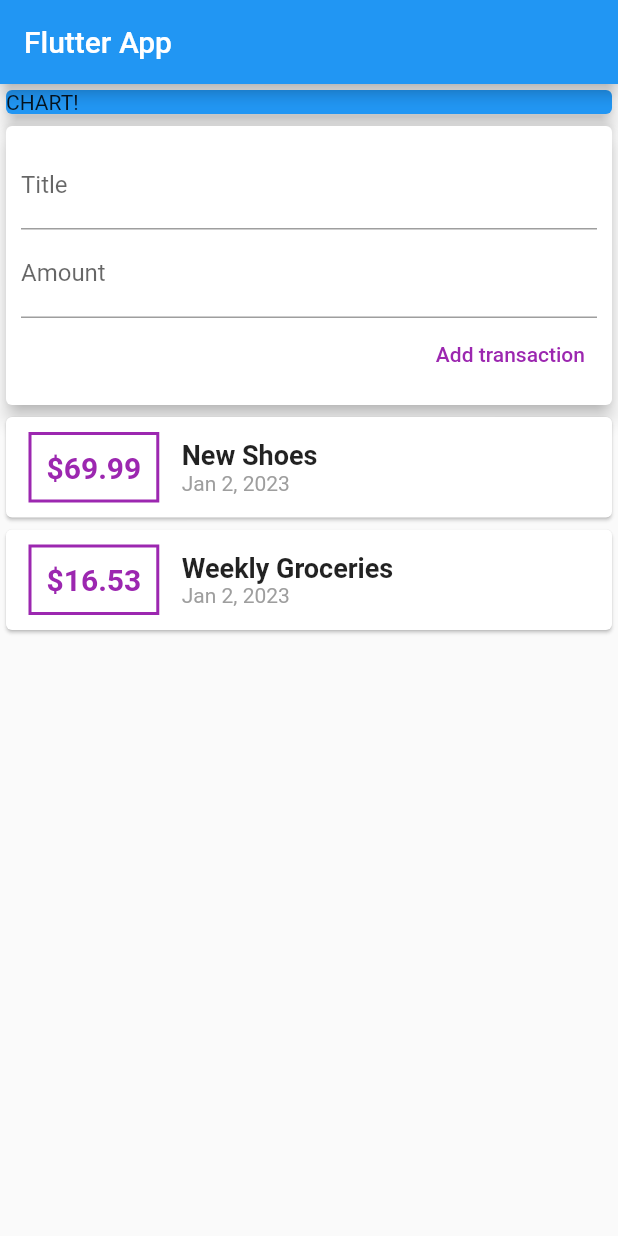
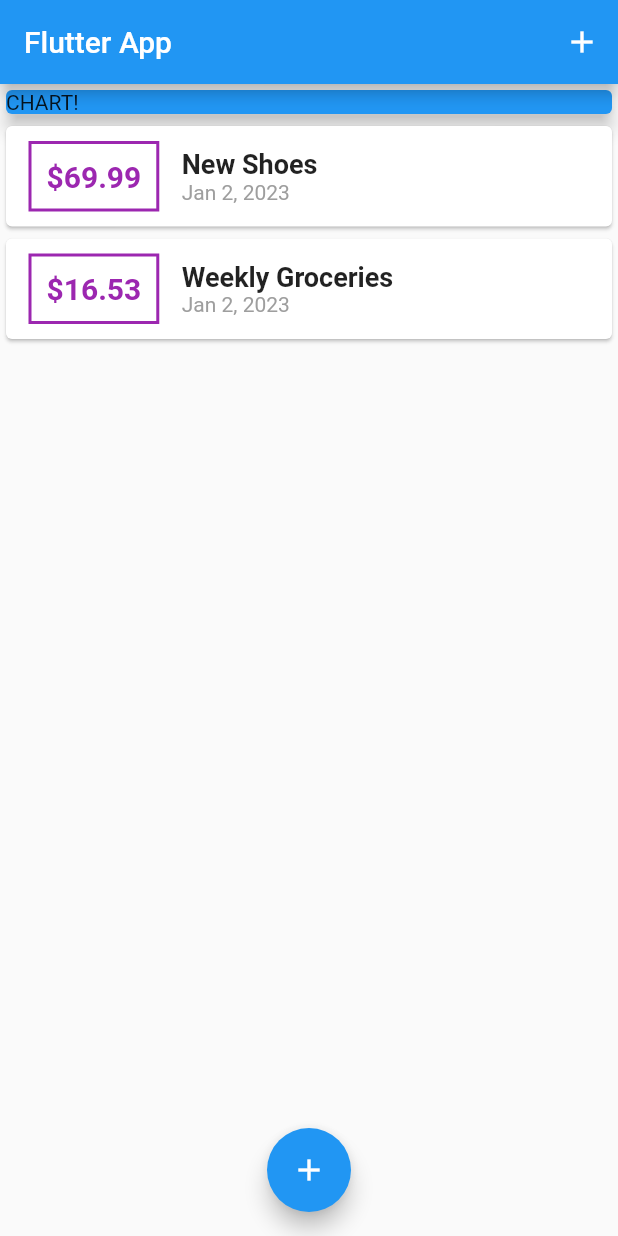
Before and after one commit to felipemcs/expenses_app, a Flutter app: the screen it shows after launch, on a phone screen of 412 x 824 dp. Run offline on Flutter 3.47's test engine with Material 2 defaults, Android fonts, the phone set to English and light mode, and no system bars.

Commit message:
Move new transaction to bottom sheet

```diff
--- a/lib/main.dart
+++ b/lib/main.dart
@@ -1,4 +1,4 @@
-import 'package:expenses_app/widgets/user_transactions.dart';
+import 'package:expenses_app/models/transaction.dart';
 import 'package:flutter/material.dart';
 
 import 'package:expenses_app/widgets/new_transaction.dart';
@@ -11,25 +11,77 @@ class MyApp extends StatelessWidget {
 
   @override
   Widget build(BuildContext context) {
-    return MaterialApp(
+    return const MaterialApp(
       home: MyHomePage(),
     );
   }
 }
 
-class MyHomePage extends StatelessWidget {
+class MyHomePage extends StatefulWidget {
   const MyHomePage({super.key});
+
+  @override
+  State<MyHomePage> createState() => _MyHomePageState();
+}
+
+class _MyHomePageState extends State<MyHomePage> {
+  final List<Transaction> _userTransactions = [
+    Transaction(
+      id: 't1',
+      title: 'New Shoes',
+      amount: 69.99,
+      date: DateTime.now(),
+    ),
+    Transaction(
+      id: 't2',
+      title: 'Weekly Groceries',
+      amount: 16.53,
+      date: DateTime.now(),
+    ),
+  ];
+
+  void _addnewTransaction(String title, double amount) {
+    final newTx = Transaction(
+      id: DateTime.now().toString(),
+      title: title,
+      amount: amount,
+      date: DateTime.now(),
+    );
+
+    setState(() {
+      _userTransactions.add(newTx);
+    });
+  }
+
+  void _startAddNewTransaction(BuildContext context) {
+    showModalBottomSheet(
+      context: context,
+      builder: (_) {
+        return GestureDetector(
+          onTap: () {},
+          behavior: HitTestBehavior.opaque,
+          child: NewTransaction(_addnewTransaction),
+        );
+      },
+    );
+  }
 
   @override
   Widget build(BuildContext context) {
     return Scaffold(
       appBar: AppBar(
         title: const Text('Flutter App'),
+        actions: [
+          IconButton(
+            onPressed: () => _startAddNewTransaction(context),
+            icon: const Icon(Icons.add),
+          ),
+        ],
       ),
       body: SingleChildScrollView(
         child: Column(
-          children: const [
-            SizedBox(
+          children: [
+            const SizedBox(
               width: double.infinity,
               child: Card(
                 color: Colors.blue,
@@ -37,9 +89,14 @@ class MyHomePage extends StatelessWidget {
                 child: Text('CHART!'),
               ),
             ),
-            UserTransactions(),
+            TransactionList(_userTransactions),
           ],
         ),
+      ),
+      floatingActionButtonLocation: FloatingActionButtonLocation.centerFloat,
+      floatingActionButton: FloatingActionButton(
+        onPressed: () => _startAddNewTransaction(context),
+        child: const Icon(Icons.add),
       ),
     );
   }
--- a/lib/widgets/user_transactions.dart
+++ /dev/null
@@ -1,52 +0,0 @@
-import 'package:flutter/material.dart';
-
-import 'package:expenses_app/models/transaction.dart';
-import 'package:expenses_app/widgets/new_transaction.dart';
-import 'package:expenses_app/widgets/transaction_list.dart';
-
-class UserTransactions extends StatefulWidget {
-  const UserTransactions({super.key});
-
-  @override
-  State<UserTransactions> createState() => _UserTransactionsState();
-}
-
-class _UserTransactionsState extends State<UserTransactions> {
-  final List<Transaction> _userTransactions = [
-    Transaction(
-      id: 't1',
-      title: 'New Shoes',
-      amount: 69.99,
-      date: DateTime.now(),
-    ),
-    Transaction(
-      id: 't2',
-      title: 'Weekly Groceries',
-      amount: 16.53,
-      date: DateTime.now(),
-    ),
-  ];
-
-  void _addnewTransaction(String title, double amount) {
-    final newTx = Transaction(
-      id: DateTime.now().toString(),
-      title: title,
-      amount: amount,
-      date: DateTime.now(),
-    );
-
-    setState(() {
-      _userTransactions.add(newTx);
-    });
-  }
-
-  @override
-  Widget build(BuildContext context) {
-    return Column(
-      children: [
-        NewTransaction(_addnewTransaction),
-        TransactionList(_userTransactions),
-      ],
-    );
-  }
-}
```
